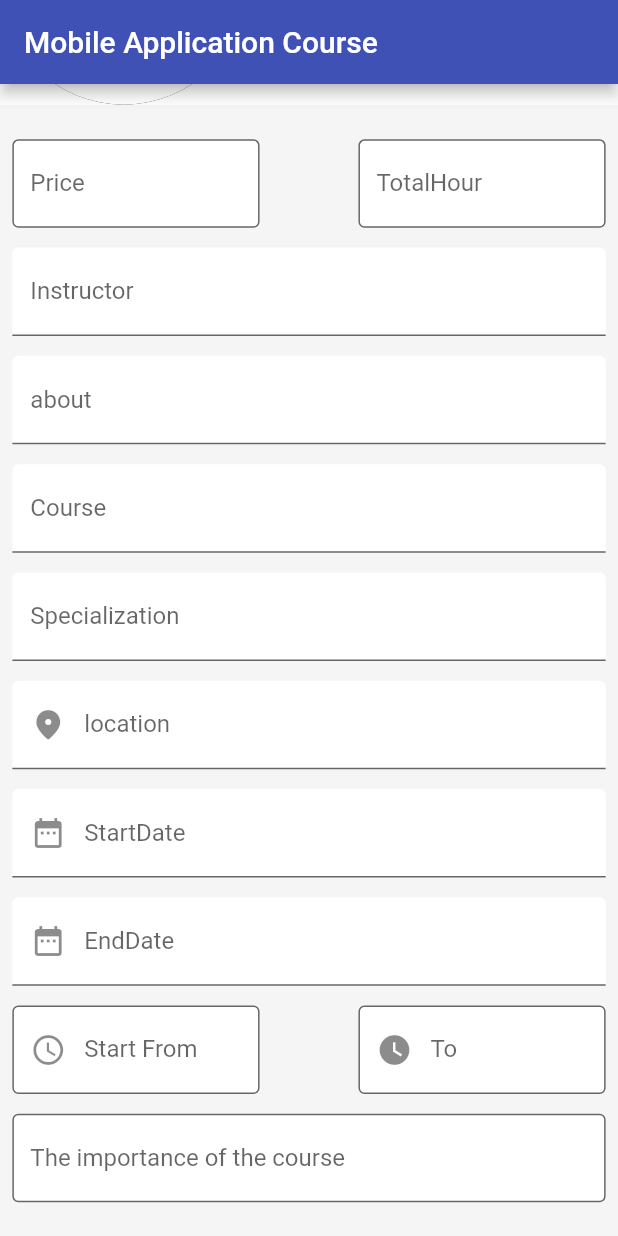
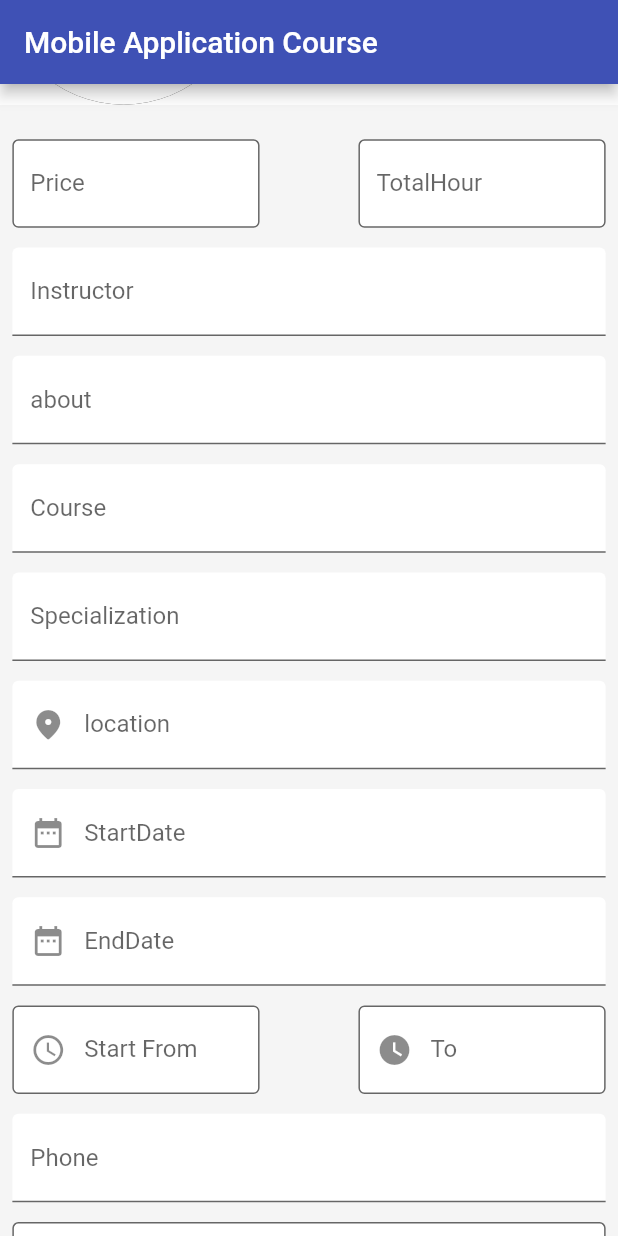
Before and after one commit to MohamedSayedBayoumy/course_app, a Flutter app: the screen it shows after launch, scrolled down 151 dp, on a phone screen of 412 x 824 dp. Run offline on Flutter 3.47's test engine with Material 2 defaults, Android fonts, the phone set to English and light mode, and no system bars; Roboto replaces fonts that are missing (pacifico).

Commit message:
course_app

```diff
--- a/lib/presentation/components/details_course/data/column_data.dart
+++ b/lib/presentation/components/details_course/data/column_data.dart
@@ -33,6 +33,7 @@ class ColumnData extends StatelessWidget {
           controller: TextEditingController(),
           styleBorder: const UnderlineInputBorder(),
         ),
+
         CustomTextField(
           icon: Icons.location_on_rounded,
           horizontalPadding: 0,
@@ -54,7 +55,13 @@ class ColumnData extends StatelessWidget {
           controller: TextEditingController(),
           styleBorder: const UnderlineInputBorder(),
         ),
-        const Period(),                                          ///     <=     Date
+        const Period(),                    ///     <=     Date
+        CustomTextField(
+          horizontalPadding: 0,
+          labelText: "Phone",
+          controller: TextEditingController(),
+          styleBorder: const UnderlineInputBorder(),
+        ),
         CustomTextField(
           horizontalPadding: 0,
           labelText: "The importance of the course",
```
Also changed, not shown: lib/presentation/components/details_course/data/row_data.dart (+2 -6 lines).
